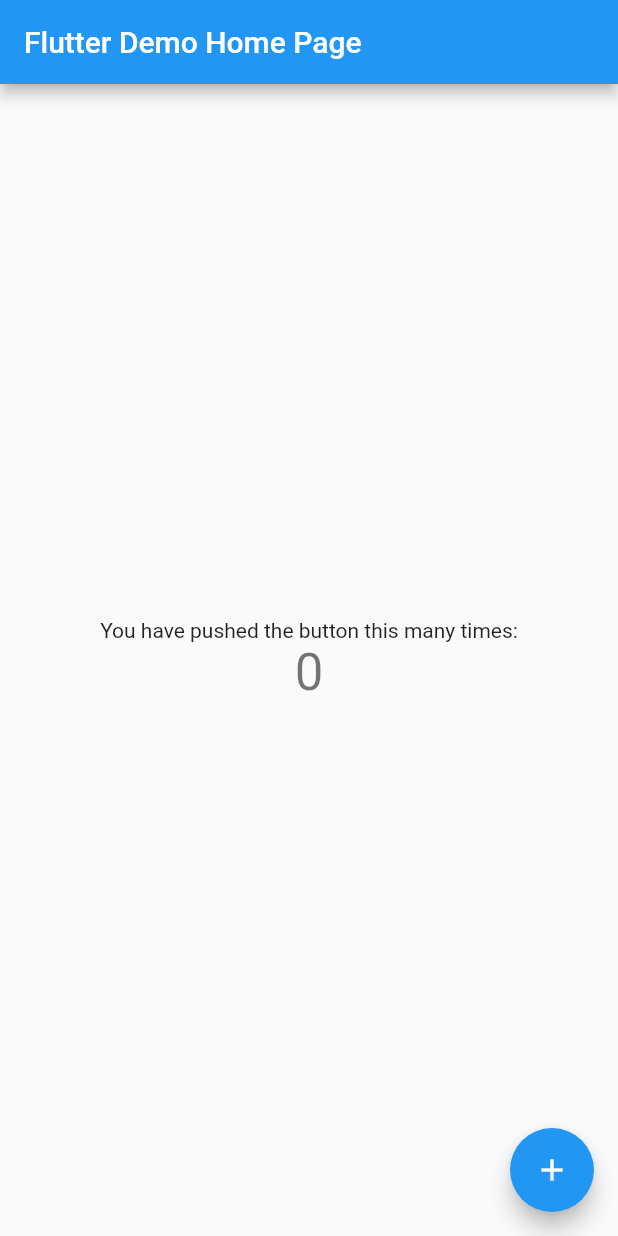
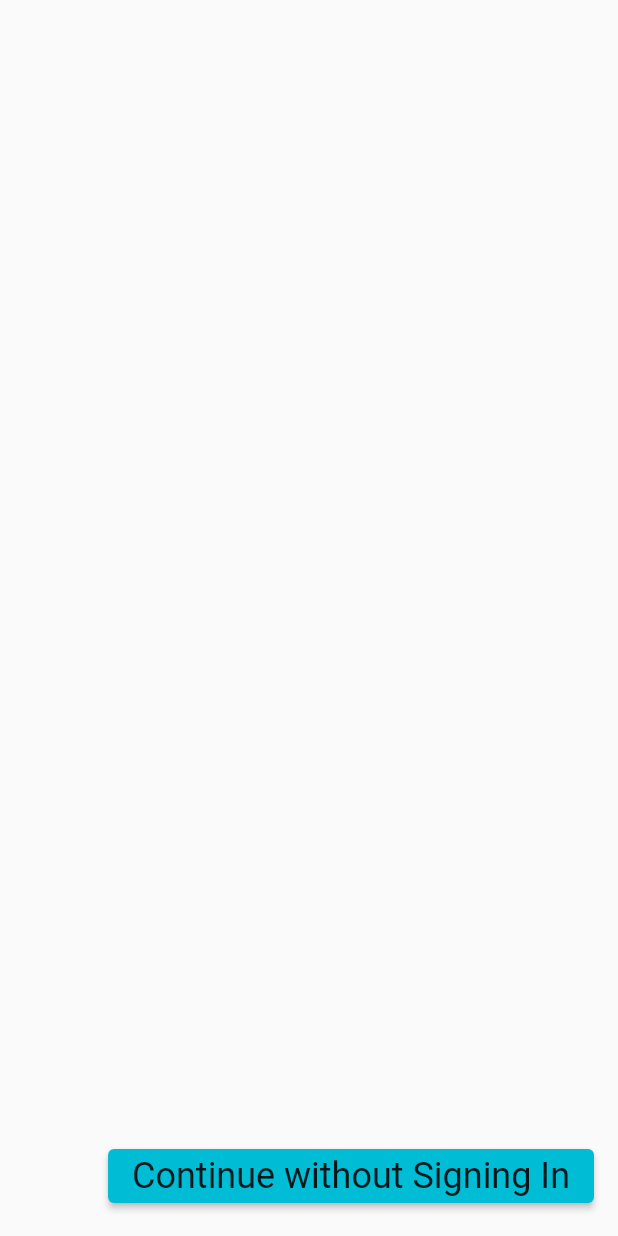
Before and after one commit to susandishwe21/TakeHomeProject, a Flutter app: the screen it shows after launch, on a phone screen of 412 x 824 dp. Run offline on Flutter 3.47's test engine with Material 2 defaults, Android fonts, the phone set to English and light mode, and no system bars; our stand-ins replace dio, get.

```diff
--- a/lib/main.dart
+++ b/lib/main.dart
@@ -1,4 +1,8 @@
 import 'package:flutter/material.dart';
+import 'package:get/get.dart';
+import 'package:take_home_app/res/value.dart';
+import 'package:take_home_app/screen/screen_discover.dart';
+import 'package:take_home_app/screen/screen_login.dart';
 
 void main() {
   runApp(const MyApp());
@@ -10,106 +14,22 @@ class MyApp extends StatelessWidget {
   // This widget is the root of your application.
   @override
   Widget build(BuildContext context) {
-    return MaterialApp(
+    return GetMaterialApp(
       title: 'Flutter Demo',
-      theme: ThemeData(
-        // This is the theme of your application.
-        //
-        // Try running your application with "flutter run". You'll see the
-        // application has a blue toolbar. Then, without quitting the app, try
-        // changing the primarySwatch below to Colors.green and then invoke
-        // "hot reload" (press "r" in the console where you ran "flutter run",
-        // or simply save your changes to "hot reload" in a Flutter IDE).
-        // Notice that the counter didn't reset back to zero; the application
-        // is not restarted.
-        primarySwatch: Colors.blue,
-      ),
-      home: const MyHomePage(title: 'Flutter Demo Home Page'),
+      theme: ThemeData(primarySwatch: Colors.cyan
+          //primaryColor: Color(0xffff8f00ff),
+          ),
+      initialRoute: Nav.login,
+      getPages: [
+        GetPage(
+          name: Nav.login,
+          page: () => const LoginScreen(),
+        ),
+        GetPage(
+          name: Nav.home,
+          page: () => const DiscoverScreen(),
+        )
+      ],
     );
   }
 }
-
-class MyHomePage extends StatefulWidget {
-  const MyHomePage({Key? key, required this.title}) : super(key: key);
-
-  // This widget is the home page of your application. It is stateful, meaning
-  // that it has a State object (defined below) that contains fields that affect
-  // how it looks.
-
-  // This class is the configuration for the state. It holds the values (in this
-  // case the title) provided by the parent (in this case the App widget) and
-  // used by the build method of the State. Fields in a Widget subclass are
-  // always marked "final".
-
-  final String title;
-
-  @override
-  State<MyHomePage> createState() => _MyHomePageState();
-}
-
-class _MyHomePageState extends State<MyHomePage> {
-  int _counter = 0;
-
-  void _incrementCounter() {
-    setState(() {
-      // This call to setState tells the Flutter framework that something has
-      // changed in this State, which causes it to rerun the build method below
-      // so that the display can reflect the updated values. If we changed
-      // _counter without calling setState(), then the build method would not be
-      // called again, and so nothing would appear to happen.
-      _counter++;
-    });
-  }
-
-  @override
-  Widget build(BuildContext context) {
-    // This method is rerun every time setState is called, for instance as done
-    // by the _incrementCounter method above.
-    //
-    // The Flutter framework has been optimized to make rerunning build methods
-    // fast, so that you can just rebuild anything that needs updating rather
-    // than having to individually change instances of widgets.
-    return Scaffold(
-      appBar: AppBar(
-        // Here we take the value from the MyHomePage object that was created by
-        // the App.build method, and use it to set our appbar title.
-        title: Text(widget.title),
-      ),
-      body: Center(
-        // Center is a layout widget. It takes a single child and positions it
-        // in the middle of the parent.
-        child: Column(
-          // Column is also a layout widget. It takes a list of children and
-          // arranges them vertically. By default, it sizes itself to fit its
-          // children horizontally, and tries to be as tall as its parent.
-          //
-          // Invoke "debug painting" (press "p" in the console, choose the
-          // "Toggle Debug Paint" action from the Flutter Inspector in Android
-          // Studio, or the "Toggle Debug Paint" command in Visual Studio Code)
-          // to see the wireframe for each widget.
-          //
-          // Column has various properties to control how it sizes itself and
-          // how it positions its children. Here we use mainAxisAlignment to
-          // center the children vertically; the main axis here is the vertical
-          // axis because Columns are vertical (the cross axis would be
-          // horizontal).
-          mainAxisAlignment: MainAxisAlignment.center,
-          children: <Widget>[
-            const Text(
-              'You have pushed the button this many times:',
-            ),
-            Text(
-              '$_counter',
-              style: Theme.of(context).textTheme.headline4,
-            ),
-          ],
-        ),
-      ),
-      floatingActionButton: FloatingActionButton(
-        onPressed: _incrementCounter,
-        tooltip: 'Increment',
-        child: const Icon(Icons.add),
-      ), // This trailing comma makes auto-formatting nicer for build methods.
-    );
-  }
-}
--- /dev/null
+++ b/lib/res/value.dart
@@ -0,0 +1,6 @@
+//Navigation
+class Nav {
+  //screen
+  static const String login = "/login";
+  static const String home = "/home";
+}
--- a/lib/screen/screen_login.dart
+++ b/lib/screen/screen_login.dart
@@ -0,0 +1,22 @@
+import 'package:flutter/material.dart';
+import 'package:get/get.dart';
+import 'package:take_home_app/res/value.dart';
+
+class LoginScreen extends StatelessWidget {
+  const LoginScreen({Key? key}) : super(key: key);
+
+  @override
+  Widget build(BuildContext context) {
+    return Scaffold(
+      floatingActionButton: ElevatedButton(
+        child: Text(
+          "Continue without Signing In",
+          style: Theme.of(context).textTheme.headline5,
+        ),
+        onPressed: () async {
+          Get.toNamed(Nav.home);
+        },
+      ),
+    );
+  }
+}
--- a/pubspec.yaml
+++ b/pubspec.yaml
@@ -34,6 +34,8 @@ dependencies:
   # The following adds the Cupertino Icons font to your application.
   # Use with the CupertinoIcons class for iOS style icons.
   cupertino_icons: ^1.0.2
+  get: ^4.6.1
+  dio: ^4.0.6
 
 dev_dependencies:
   flutter_test:
```
Also changed, not shown: lib/res/controller/network.dart (added, +23 -0 lines), lib/res/model/api/api.dart (added, +7 -0 lines), lib/res/model/price.dart (added, +82 -0 lines), lib/screen/screen_discover.dart (added, +10 -0 lines), pubspec.lock.
